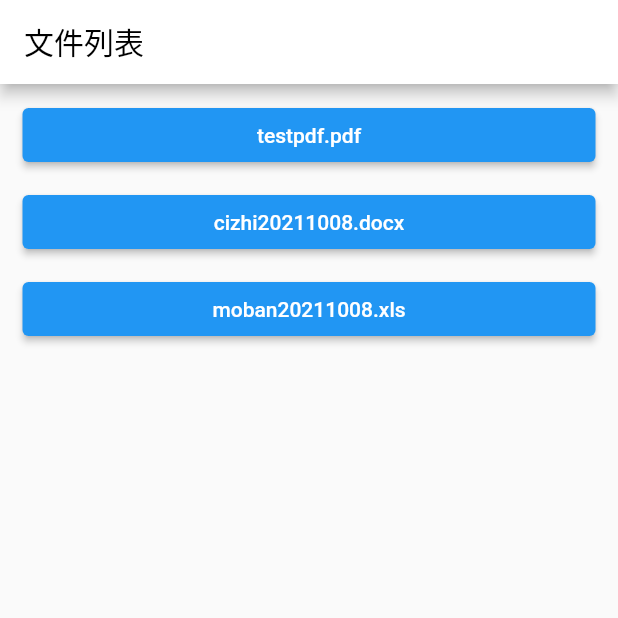
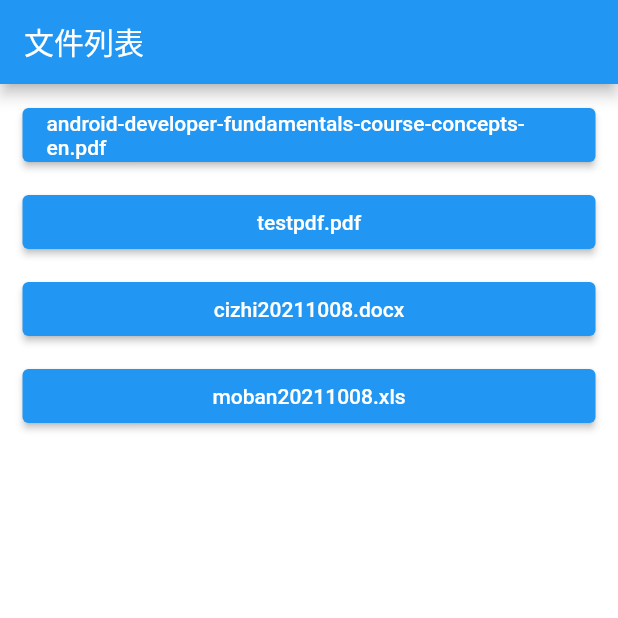
Before and after one commit to vvkeep/flutter_power_file_view, a Flutter app: the screen it shows after launch, on a phone screen of 412 x 824 dp, the top half of it. Run offline on Flutter 3.47's test engine with Material 2 defaults, Android fonts, the phone set to English and light mode, and no system bars; our stand-ins replace dio, permission_handler.

Commit message:
adjust ui

```diff
--- a/example/lib/main.dart
+++ b/example/lib/main.dart
@@ -35,68 +35,55 @@ class _MyAppState extends State<MyApp> {
   }
 }
 
+const List<String> files = [
+  "https://google-developer-training.github.io/android-developer-fundamentals-course-concepts/en/android-developer-fundamentals-course-concepts-en.pdf",
+  "http://www.cztouch.com/upfiles/soft/testpdf.pdf",
+  "http://blog.java1234.com/cizhi20211008.docx",
+  "http://blog.java1234.com/moban20211008.xls"
+];
+
 class HomePage extends StatelessWidget {
   const HomePage({Key? key}) : super(key: key);
 
   @override
   Widget build(BuildContext context) {
-    List<String> files = [
-      "http://www.cztouch.com/upfiles/soft/testpdf.pdf",
-      "http://blog.java1234.com/cizhi20211008.docx",
-      "http://blog.java1234.com/moban20211008.xls"
-    ];
     return Scaffold(
+      backgroundColor: Colors.white,
       appBar: AppBar(
-        backgroundColor: Colors.white,
-        title: const Text(
-          '文件列表',
-          style: TextStyle(color: Colors.black),
-        ),
+        title: const Text('文件列表'),
       ),
       body: ListView.builder(
           itemCount: files.length,
           itemBuilder: (context, index) {
             String filePath = files[index];
-            String fileShowText = '';
-
-            int i = filePath.lastIndexOf('/');
-            if (i <= -1) {
-              fileShowText = filePath;
-            } else {
-              fileShowText = filePath.substring(i + 1);
-            }
-
-            int j = fileShowText.lastIndexOf('.');
-            String title = '';
-            String type = '';
-            if (j > -1) {
-              title = fileShowText.substring(0, j);
-              type = fileShowText.substring(j + 1).toLowerCase();
-            }
+            final fileName = FileUtil.getFileName(filePath);
+            final fileType = FileUtil.getFileType(filePath);
             return Container(
               margin: const EdgeInsets.only(top: 10.0),
               padding: const EdgeInsets.symmetric(horizontal: 15.0),
               child: ElevatedButton(
                 onPressed: () async {
-                  String savePath = await setFilePath(type, title);
-                  onNetworkTap(context, title, type, filePath, savePath);
+                  String savePath = await setFilePath(fileType, fileName);
+                  onTap(context, filePath, savePath);
                 },
-                child: Text(fileShowText),
+                child: Text(fileName),
               ),
             );
           }),
     );
   }
 
-  Future onNetworkTap(BuildContext context, String title, String type, String downloadUrl, String downloadPath) async {
+  Future onTap(BuildContext context, String downloadUrl, String downloadPath) async {
     bool isGranted = await PermissionUtil.checkPhotos();
     if (isGranted) {
-      Navigator.of(context).push(MaterialPageRoute(builder: (ctx) {
-        return PreviewFilePage(
-          downloadUrl: downloadUrl,
-          downloadPath: downloadPath,
-        );
-      }));
+      Navigator.of(context).push(
+        MaterialPageRoute(builder: (ctx) {
+          return PreviewFilePage(
+            downloadUrl: downloadUrl,
+            downloadPath: downloadPath,
+          );
+        }),
+      );
     }
   }
 
--- a/example/lib/preview_file_page.dart
+++ b/example/lib/preview_file_page.dart
@@ -1,5 +1,4 @@
 import 'package:flutter/material.dart';
-import 'package:flutter/services.dart';
 import 'package:power_file_view/power_file_view.dart';
 
 class PreviewFilePage extends StatefulWidget {
@@ -18,10 +17,7 @@ class _PreviewFilePageState extends State<PreviewFilePage> {
     return Scaffold(
       backgroundColor: Colors.white,
       appBar: AppBar(
-        systemOverlayStyle: SystemUiOverlayStyle.dark,
-        backgroundColor: Colors.transparent,
-        elevation: 0,
-        iconTheme: const IconThemeData(color: Colors.black),
+        title: const Text('文件预览'),
       ),
       body: PowerFileViewWidget(
         downloadUrl: widget.downloadUrl,
```
